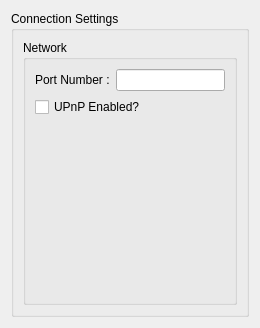
This is src/qt/ui/connection_settings.ui in maidsafe-archive/MaidSafe-Encrypt as Qt 5 draws it before an edit. The edited form follows.
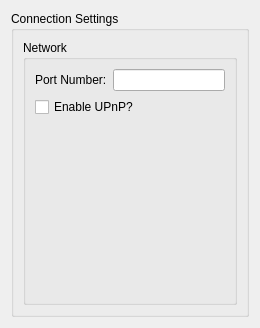
This is the edited form.

```diff
--- a/src/qt/ui/connection_settings.ui
+++ b/src/qt/ui/connection_settings.ui
@@ -32,7 +32,7 @@
          <item row="0" column="0">
           <widget class="QLabel" name="label">
            <property name="text">
-            <string>Port Number :</string>
+            <string>Port Number:</string>
            </property>
           </widget>
          </item>
@@ -48,7 +48,7 @@
             </sizepolicy>
            </property>
            <property name="text">
-            <string>UPnP Enabled?</string>
+            <string>Enable UPnP?</string>
            </property>
           </widget>
          </item>
```
